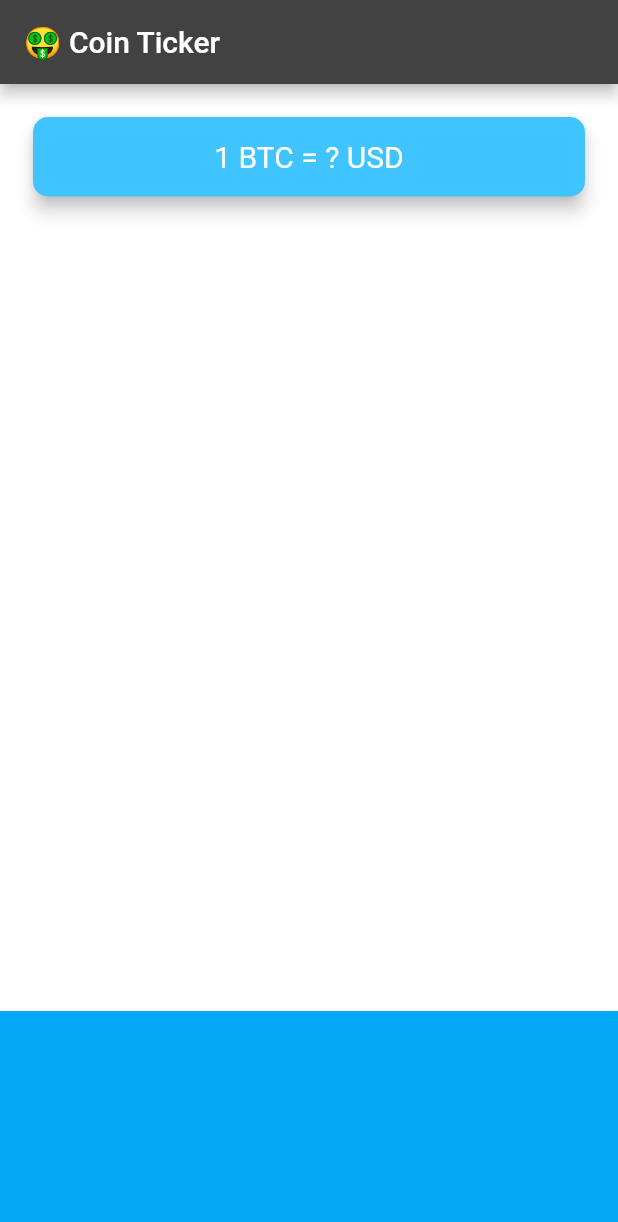
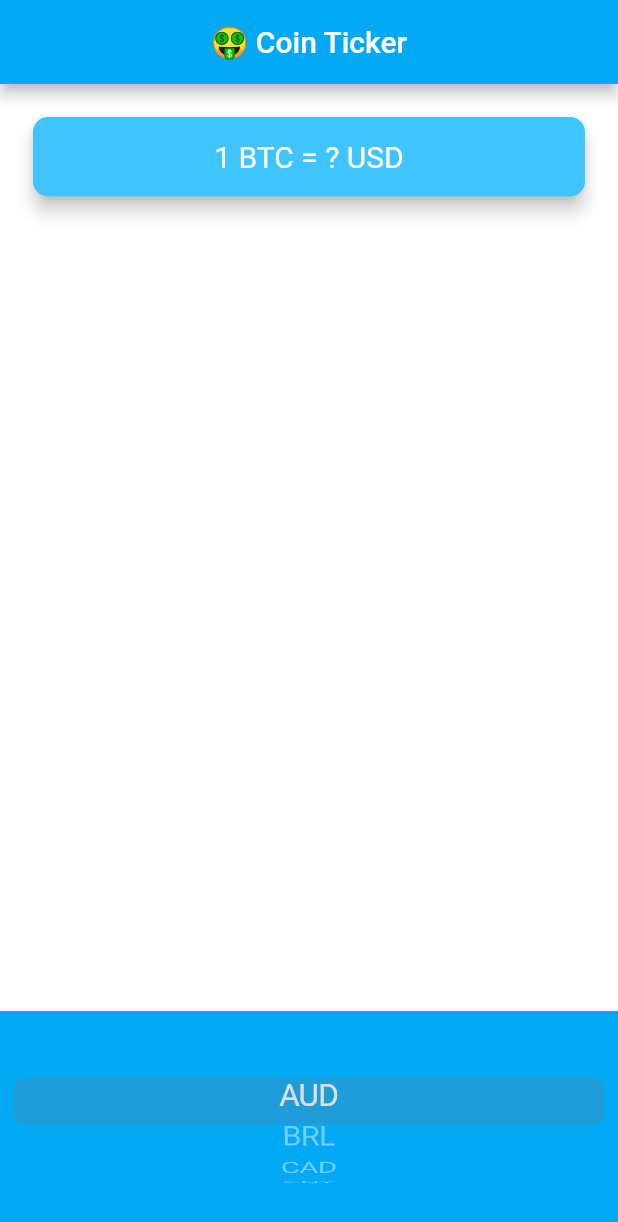
Before and after one commit to RichardCastuera/BitCoinTicker, a Flutter app: the screen it shows after launch, on a phone screen of 412 x 824 dp. Shown: the top 1222 px of the screen. Run offline on Flutter 3.47's test engine with Material 2 defaults, Android fonts, the light colour scheme and no system bars.

Commit message:
feat(bitcointicker_app): Added Cupertino Picker Widget

```diff
--- a/bitcointicker_app/lib/main.dart
+++ b/bitcointicker_app/lib/main.dart
@@ -7,7 +7,9 @@ class MyApp extends StatelessWidget {
   @override
   Widget build(BuildContext context) {
     return MaterialApp(
+      debugShowCheckedModeBanner: false,
       theme: ThemeData.dark().copyWith(
+          appBarTheme: AppBarTheme(color: Colors.lightBlue),
           primaryColor: Colors.lightBlue,
           scaffoldBackgroundColor: Colors.white),
       home: PriceScreen(),
--- a/bitcointicker_app/lib/price_screen.dart
+++ b/bitcointicker_app/lib/price_screen.dart
@@ -1,4 +1,6 @@
 import 'package:flutter/material.dart';
+import 'coin_data.dart';
+import 'package:flutter/cupertino.dart';
 
 class PriceScreen extends StatefulWidget {
   @override
@@ -6,11 +8,23 @@ class PriceScreen extends StatefulWidget {
 }
 
 class _PriceScreenState extends State<PriceScreen> {
+  String selectedCurrency = 'USD';
+
+  List<Widget> getPickerItems() {
+    List<Widget> pickerItems = [];
+    for (String currency in currenciesList) {
+      pickerItems.add(Text(currency));
+    }
+
+    return pickerItems;
+  }
+
   @override
   Widget build(BuildContext context) {
     return Scaffold(
       appBar: AppBar(
         title: Text('🤑 Coin Ticker'),
+        centerTitle: true,
       ),
       body: Column(
         mainAxisAlignment: MainAxisAlignment.spaceBetween,
@@ -42,7 +56,14 @@ class _PriceScreenState extends State<PriceScreen> {
             alignment: Alignment.center,
             padding: EdgeInsets.only(bottom: 30.0),
             color: Colors.lightBlue,
-            child: null,
+            child: CupertinoPicker(
+              backgroundColor: Colors.lightBlue,
+              itemExtent: 32.0,
+              onSelectedItemChanged: (value) {
+                print(value);
+              },
+              children: getPickerItems(),
+            ),
           ),
         ],
       ),
```
